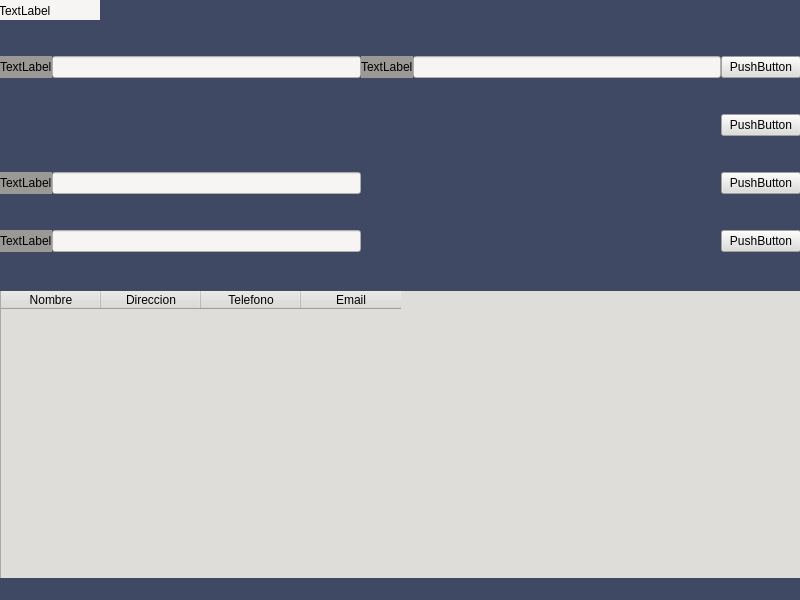
The window that Proyecto/Vistas/vw_taller.ui (EdCenten0/MAPA-Python) describes before a commit, drawn with Qt 5.
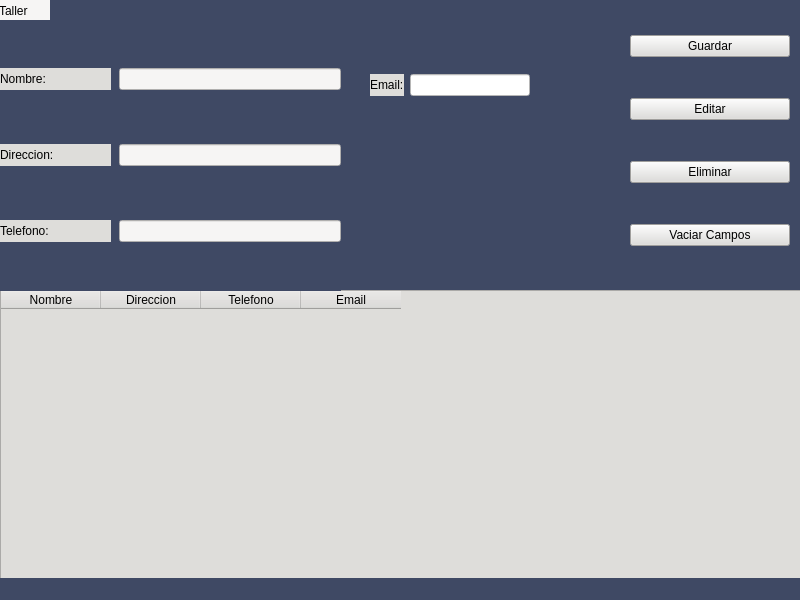
The same window after the commit.

Diff of the .ui file:
```diff
--- a/Proyecto/Vistas/vw_taller.ui
+++ b/Proyecto/Vistas/vw_taller.ui
@@ -37,6 +37,9 @@
         <property name="text">
          <string>Nombre</string>
         </property>
+        <property name="textAlignment">
+         <set>AlignCenter</set>
+        </property>
        </column>
        <column>
         <property name="text">
@@ -65,7 +68,7 @@
      <rect>
       <x>-1</x>
       <y>0</y>
-      <width>101</width>
+      <width>51</width>
       <height>21</height>
      </rect>
     </property>
@@ -77,7 +80,7 @@
 </string>
        </property>
        <property name="text">
-        <string>TextLabel</string>
+        <string>Taller</string>
        </property>
       </widget>
      </item>
@@ -88,11 +91,11 @@
      <rect>
       <x>0</x>
       <y>20</y>
-      <width>801</width>
+      <width>341</width>
       <height>271</height>
      </rect>
     </property>
-    <layout class="QGridLayout" name="gridLayout" rowstretch="0,0,0,0" columnstretch="0,0,0,0,0,0">
+    <layout class="QGridLayout" name="gridLayout" rowstretch="0,0,0" columnstretch="3,6">
      <property name="sizeConstraint">
       <enum>QLayout::SetDefaultConstraint</enum>
      </property>
@@ -105,31 +108,12 @@
      <property name="bottomMargin">
       <number>0</number>
      </property>
-     <property name="spacing">
-      <number>0</number>
+     <property name="horizontalSpacing">
+      <number>8</number>
      </property>
-     <item row="0" column="3">
-      <widget class="QLabel" name="label_5">
-       <property name="styleSheet">
-        <string notr="true">background-color: rgb(222, 221, 218);
-background-color: rgb(154, 153, 150);</string>
-       </property>
-       <property name="text">
-        <string>TextLabel</string>
-       </property>
-      </widget>
-     </item>
-     <item row="0" column="5">
-      <widget class="QPushButton" name="pushButton">
-       <property name="styleSheet">
-        <string notr="true">background-color: rgb(255, 255, 255);
-background-color: rgb(222, 221, 218);</string>
-       </property>
-       <property name="text">
-        <string>PushButton</string>
-       </property>
-      </widget>
-     </item>
+     <property name="verticalSpacing">
+      <number>6</number>
+     </property>
      <item row="0" column="1">
       <widget class="QLineEdit" name="lineEdit">
        <property name="styleSheet">
@@ -137,87 +121,128 @@
        </property>
       </widget>
      </item>
-     <item row="0" column="4">
-      <widget class="QLineEdit" name="lineEdit_4">
+     <item row="0" column="0">
+      <widget class="QLabel" name="label_2">
        <property name="styleSheet">
-        <string notr="true">background-color: rgb(246, 245, 244);</string>
+        <string notr="true">background-color: rgb(222, 221, 218);</string>
+       </property>
+       <property name="text">
+        <string>Nombre:</string>
        </property>
       </widget>
      </item>
-     <item row="2" column="1">
+     <item row="1" column="1">
       <widget class="QLineEdit" name="lineEdit_2">
        <property name="styleSheet">
         <string notr="true">background-color: rgb(246, 245, 244);</string>
        </property>
       </widget>
      </item>
-     <item row="2" column="5">
-      <widget class="QPushButton" name="pushButton_3">
-       <property name="styleSheet">
-        <string notr="true">background-color: rgb(222, 221, 218);</string>
-       </property>
-       <property name="text">
-        <string>PushButton</string>
-       </property>
-      </widget>
-     </item>
-     <item row="1" column="5">
-      <widget class="QPushButton" name="pushButton_2">
-       <property name="styleSheet">
-        <string notr="true">background-color: rgb(222, 221, 218);</string>
-       </property>
-       <property name="text">
-        <string>PushButton</string>
-       </property>
-      </widget>
-     </item>
-     <item row="3" column="0">
+     <item row="2" column="0">
       <widget class="QLabel" name="label_4">
        <property name="styleSheet">
-        <string notr="true">background-color: rgb(222, 221, 218);
-background-color: rgb(154, 153, 150);</string>
-       </property>
-       <property name="text">
-        <string>TextLabel</string>
-       </property>
-      </widget>
-     </item>
-     <item row="3" column="5">
-      <widget class="QPushButton" name="pushButton_4">
-       <property name="styleSheet">
         <string notr="true">background-color: rgb(222, 221, 218);</string>
        </property>
        <property name="text">
-        <string>PushButton</string>
+        <string>Telefono:</string>
        </property>
       </widget>
      </item>
-     <item row="3" column="1">
+     <item row="2" column="1">
       <widget class="QLineEdit" name="lineEdit_3">
        <property name="styleSheet">
         <string notr="true">background-color: rgb(246, 245, 244);</string>
        </property>
       </widget>
      </item>
-     <item row="2" column="0">
+     <item row="1" column="0">
       <widget class="QLabel" name="label_3">
        <property name="styleSheet">
-        <string notr="true">background-color: rgb(222, 221, 218);
-background-color: rgb(154, 153, 150);</string>
+        <string notr="true">background-color: rgb(222, 221, 218);</string>
        </property>
        <property name="text">
-        <string>TextLabel</string>
+        <string>Direccion:</string>
        </property>
       </widget>
      </item>
+    </layout>
+   </widget>
+   <widget class="QWidget" name="gridLayoutWidget_2">
+    <property name="geometry">
+     <rect>
+      <x>370</x>
+      <y>60</y>
+      <width>160</width>
+      <height>50</height>
+     </rect>
+    </property>
+    <layout class="QGridLayout" name="gridLayout_2">
+     <item row="0" column="1">
+      <widget class="QLineEdit" name="lineEdit_4">
+       <property name="styleSheet">
+        <string notr="true">background-color: rgb(255, 255, 255);</string>
+       </property>
+      </widget>
+     </item>
      <item row="0" column="0">
-      <widget class="QLabel" name="label_2">
+      <widget class="QLabel" name="label_5">
        <property name="styleSheet">
-        <string notr="true">background-color: rgb(222, 221, 218);
-background-color: rgb(154, 153, 150);</string>
+        <string notr="true">background-color: rgb(222, 221, 218);</string>
        </property>
        <property name="text">
-        <string>TextLabel</string>
+        <string>Email:</string>
+       </property>
+      </widget>
+     </item>
+    </layout>
+   </widget>
+   <widget class="QWidget" name="gridLayoutWidget_3">
+    <property name="geometry">
+     <rect>
+      <x>630</x>
+      <y>0</y>
+      <width>160</width>
+      <height>281</height>
+     </rect>
+    </property>
+    <layout class="QGridLayout" name="gridLayout_3" rowstretch="0,0,0,0" columnstretch="0">
+     <item row="1" column="0">
+      <widget class="QPushButton" name="pushButton_2">
+       <property name="styleSheet">
+        <string notr="true">background-color: rgb(222, 221, 218);</string>
+       </property>
+       <property name="text">
+        <string>Editar</string>
+       </property>
+      </widget>
+     </item>
+     <item row="0" column="0">
+      <widget class="QPushButton" name="pushButton">
+       <property name="styleSheet">
+        <string notr="true">background-color: rgb(222, 221, 218);</string>
+       </property>
+       <property name="text">
+        <string>Guardar</string>
+       </property>
+      </widget>
+     </item>
+     <item row="2" column="0">
+      <widget class="QPushButton" name="pushButton_3">
+       <property name="styleSheet">
+        <string notr="true">background-color: rgb(222, 221, 218);</string>
+       </property>
+       <property name="text">
+        <string>Eliminar</string>
+       </property>
+      </widget>
+     </item>
+     <item row="3" column="0">
+      <widget class="QPushButton" name="pushButton_4">
+       <property name="styleSheet">
+        <string notr="true">background-color: rgb(222, 221, 218);</string>
+       </property>
+       <property name="text">
+        <string>Vaciar Campos</string>
        </property>
       </widget>
      </item>
```
